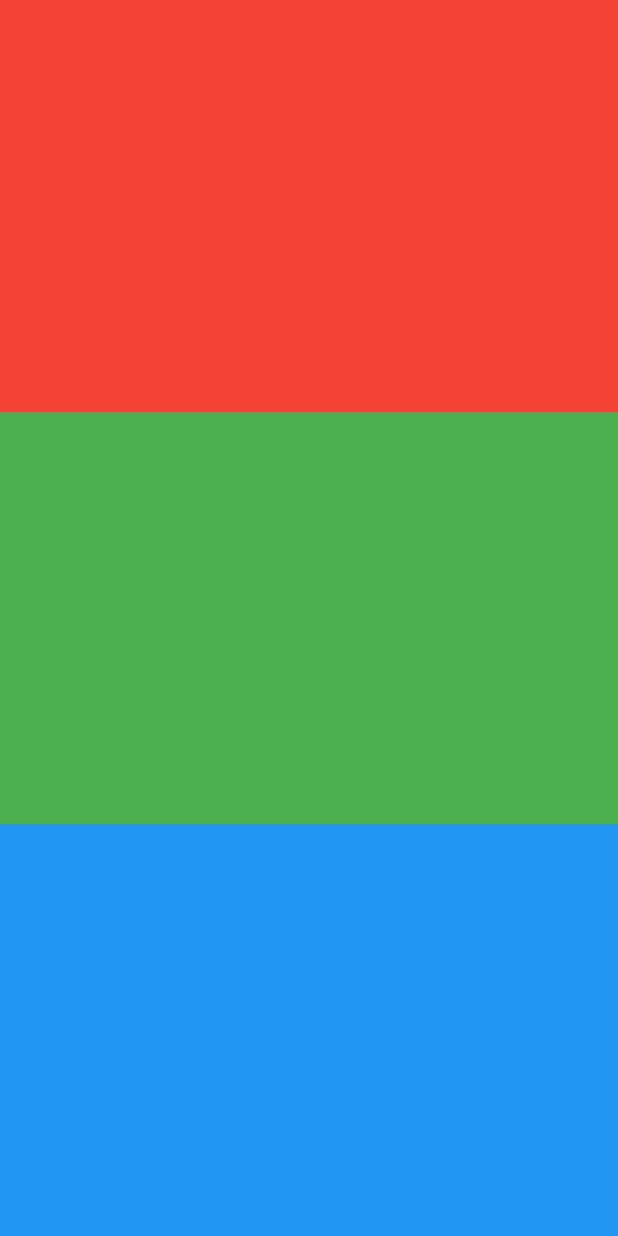
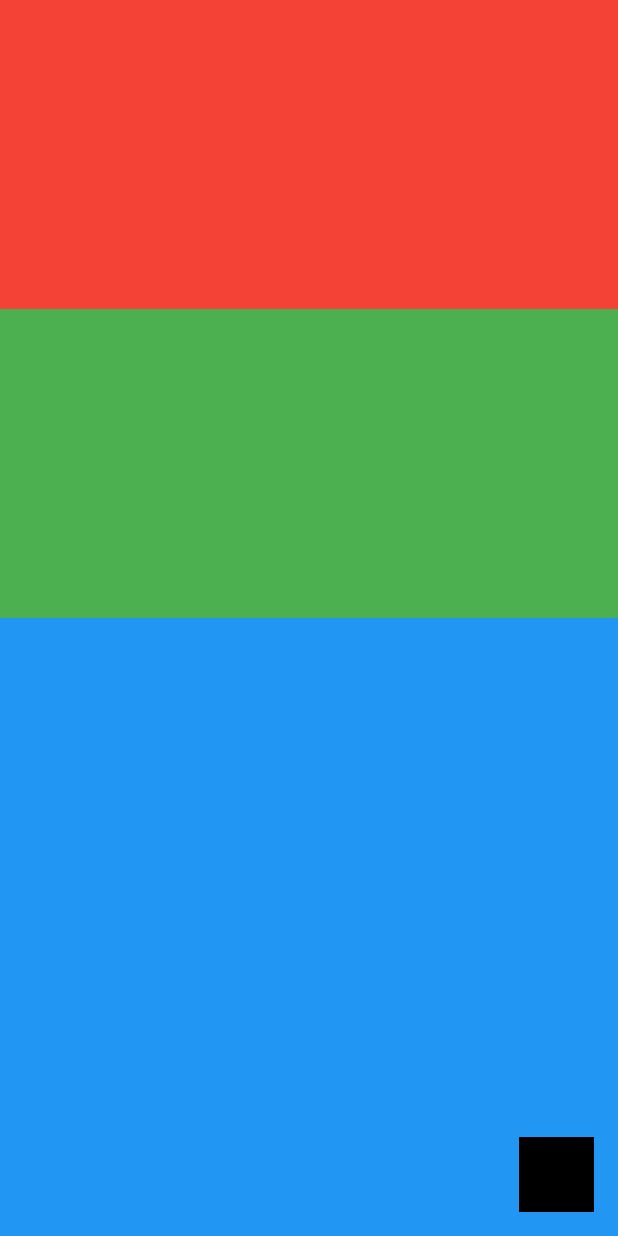
Before and after one commit to tomihq/flutter-todo-app, a Flutter app: the screen it shows after launch, on a phone screen of 412 x 824 dp. Run offline on Flutter 3.47's test engine with Material 2 defaults, Android fonts, the phone set to English and light mode, and no system bars.

Commit message:
add: button

```diff
--- a/lib/views/task_page.dart
+++ b/lib/views/task_page.dart
@@ -12,12 +12,16 @@ class TaskPage extends StatelessWidget {
         //SafeArea: El contenido empieza desde el notch hacia abajo, esto es necesario debido a que ciertos dispositivos no tienen la pantalla transparente en la zona de la camara.
         bottom: false,
         child: Column(children: [
+          //HeaderView
           Expanded(flex: 1, child: Container(color: Colors.red)),
+          //Task Info View
           Expanded(flex: 1, child: Container(color: Colors.green)),
-          Expanded(flex: 1, child: Container(color: Colors.blue)),
+          //Task List View
+          Expanded(flex: 2, child: Container(color: Colors.blue)),
         ]),
       ),
-      floatingActionButton: Container(),
+      floatingActionButton:
+          Container(width: 50, height: 50, color: Colors.black),
     );
   }
 }
```
